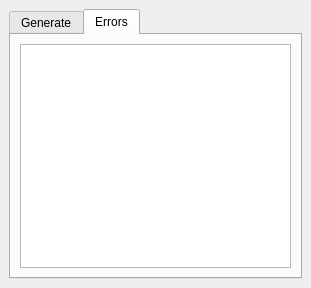
Before: the Qt Designer form lrs/ui_lrsdockwidget.ui in blazek/lrs, drawn with Qt 5.
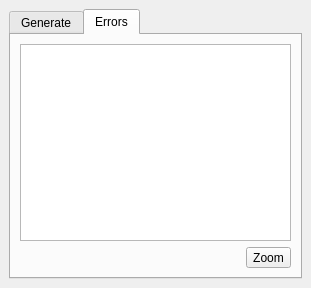
After: the same form once the commit is applied.

Commit message: more error table columns, zoom to error

```diff
--- a/lrs/ui_lrsdockwidget.ui
+++ b/lrs/ui_lrsdockwidget.ui
@@ -166,6 +166,33 @@
           </attribute>
          </widget>
         </item>
+        <item>
+         <layout class="QHBoxLayout" name="horizontalLayout_2">
+          <item>
+           <spacer name="horizontalSpacer">
+            <property name="orientation">
+             <enum>Qt::Horizontal</enum>
+            </property>
+            <property name="sizeHint" stdset="0">
+             <size>
+              <width>40</width>
+              <height>20</height>
+             </size>
+            </property>
+           </spacer>
+          </item>
+          <item>
+           <widget class="QToolButton" name="errorZoomButton">
+            <property name="text">
+             <string>Zoom</string>
+            </property>
+            <property name="toolButtonStyle">
+             <enum>Qt::ToolButtonTextBesideIcon</enum>
+            </property>
+           </widget>
+          </item>
+         </layout>
+        </item>
        </layout>
       </widget>
      </widget>
```
The commit also changes 5 other files.
